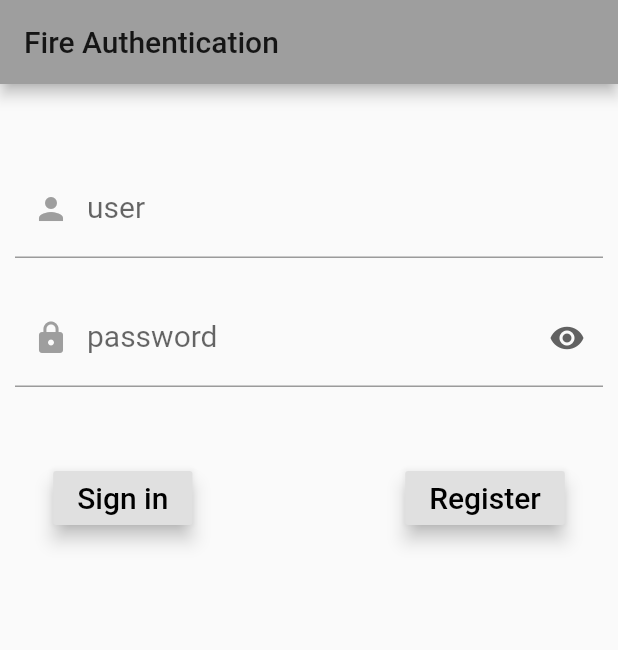
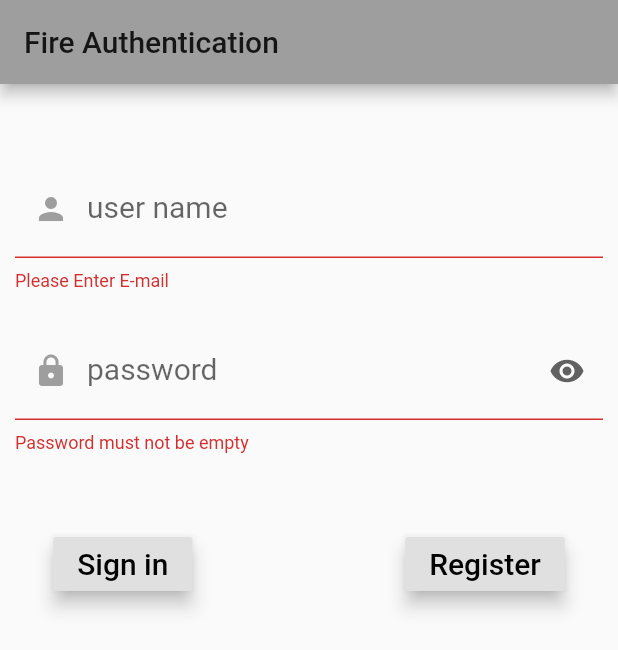
Before and after one commit to AshwaniSharma123/add_firebase_todo, a Flutter app: the screen it shows after launch, after a tap on "Sign in", on a phone screen of 412 x 824 dp. Shown: the top 650 px of the screen. Run offline on Flutter 3.47's test engine with Material 2 defaults, Android fonts, the phone set to English and light mode, and no system bars; our stand-ins replace firebase_auth, firebase_database, google_sign_in, shared_preferences, shimmer, toast; accounts and stored records are empty; network calls fail.

Commit message:
added validate login

```diff
--- a/lib/MyData.dart
+++ b/lib/MyData.dart
@@ -1,4 +1,4 @@
-class myData{
+class MyData{
   String name,message,profession,id;
-  myData(this.name,this.message,this.profession,this.id);
+  MyData(this.name,this.message,this.profession,this.id);
 }
--- a/lib/login.dart
+++ b/lib/login.dart
@@ -10,13 +10,15 @@ class Login extends StatefulWidget {
   @override
   _LoginState createState() => _LoginState();
 }
+
 class _LoginState extends State<Login> {
-
   bool _passwordVisible = true;
+   bool _autoValidate = false;
   final _passwordController = TextEditingController();
   final _emailController = TextEditingController();
   final GoogleSignIn googleSignIn = GoogleSignIn();
   final FirebaseAuth _auth = FirebaseAuth.instance;
+  GlobalKey<FormState> _key = GlobalKey();
   bool isLoggedIn = false;
   bool isProgressVisible = false;
 
@@ -31,7 +33,6 @@ class _LoginState extends State<Login> {
 
   @override
   Widget build(BuildContext context) {
-
     return MaterialApp(
       debugShowCheckedModeBanner: false,
       title: 'fire Auth',
@@ -42,21 +43,27 @@ class _LoginState extends State<Login> {
         appBar: AppBar(
           title: Text('Fire Authentication'),
         ),
-              body:  isProgressVisible ? ShimmerClass() : SingleChildScrollView(
+        body: isProgressVisible
+            ? ShimmerClass()
+            : SingleChildScrollView(
                 child: Container(
-                  child:
-                  Column(
+                  child: Form(
+                    key: _key,
+            autovalidate: _autoValidate,
+                   child: Column(
                     children: <Widget>[
-                      SizedBox(height: 40,),
+                      SizedBox(
+                        height: 40,
+                      ),
                       Padding(
                         padding: EdgeInsets.all(10.0),
-                        child:
-                        TextFormField(
+                        child: TextFormField(
+                          validator: validateEmail,
                           controller: _emailController,
                           cursorColor: Colors.black,
                           decoration: InputDecoration(
                             //   hintText: 'User Name',
-                            labelText: "user",
+                            labelText: "user name",
                             prefixIcon: Icon(
                               Icons.person,
                               color: Colors.grey,
@@ -71,6 +78,7 @@ class _LoginState extends State<Login> {
                       Padding(
                         padding: EdgeInsets.all(10.0),
                         child: TextFormField(
+                          validator: validatePswd,
                           obscureText: _passwordVisible,
                           controller: _passwordController,
                           cursorColor: Colors.black,
@@ -87,15 +95,15 @@ class _LoginState extends State<Login> {
                             suffixIcon: IconButton(
                               icon: Icon(
                                 // Based on passwordVisible state choose the icon
-                                _passwordVisible ? Icons.visibility : Icons
-                                    .visibility_off, color: Theme
-                                  .of(context)
-                                  .primaryColorDark,
+                                _passwordVisible
+                                    ? Icons.visibility
+                                    : Icons.visibility_off,
+                                color: Theme.of(context).primaryColorDark,
                               ),
                               onPressed: () {
                                 // Update the state i.e. toogle the state of passwordVisible variable
                                 setState(() {
-                                  _passwordVisible = ! _passwordVisible;
+                                  _passwordVisible = !_passwordVisible;
                                 });
                               },
                             ),
@@ -106,13 +114,16 @@ class _LoginState extends State<Login> {
                           ),
                         ),
                       ),
-                      SizedBox(height: 40.0,),
+                      SizedBox(
+                        height: 40.0,
+                      ),
                       Row(
                         mainAxisAlignment: MainAxisAlignment.spaceAround,
                         children: <Widget>[
                           RaisedButton(
                               elevation: 5.0,
-                              child: Text('Sign in',
+                              child: Text(
+                                'Sign in',
                                 style: TextStyle(
                                   color: Colors.black,
                                   fontSize: 20.0,
@@ -120,55 +131,66 @@ class _LoginState extends State<Login> {
                               ),
                               splashColor: Colors.pinkAccent,
                               onPressed: () async {
-
+                                setState(() {
+                                        _autoValidate = true;
+                                      });
+                                FocusScope.of(context).unfocus();
                                 try {
-                                  final FirebaseUser user = (await _auth
-                                      .signInWithEmailAndPassword(
+                                  final FirebaseUser user =
+                                      (await _auth.signInWithEmailAndPassword(
                                     email: _emailController.text.toString(),
-                                    password: _passwordController.text
-                                        .toString(),
-                                  )).user;
+                                    password:
+                                        _passwordController.text.toString(),
+                                  ))
+                                          .user;
+                                          // final FirebaseUser currentUser = await  _auth.currentUser();
+                                          // assert(user.uid == currentUser.uid);
                                   var user1 = _auth.currentUser();
                                   user1.then((data) {
                                     // print("$data");
-                                    if (data.uid != null ) {
+                                    if (data.uid != null) {
                                       setState(() {
-                                        isProgressVisible =true;
+                                        isProgressVisible = true;
                                       });
-                                      addStringToSF(data.uid);              //for shared preference
-                                      print(" Email details ----------------->>>>>>>>>> $data");
-                                      Navigator.push(context, MaterialPageRoute(builder: (context) => App()));
-                                    }
-                                    else {
+                                      addStringToSF(
+                                          data.uid); //for shared preference
+                                      print(
+                                          " Email details ----------------->>>>>>>>>> $data");
+                                      Navigator.push(
+                                          context,
+                                          MaterialPageRoute(
+                                              builder: (context) => App()));
+                                    } else {
+
                                       print(
                                           'invalid user ----------------->>>>>>>>  $e');
                                     }
                                   });
                                   // debugPrint("login successfully firebase  ");
-                                }
-                                catch (e) {
+                                } catch (e) {
+
                                   debugPrint(
                                       "login failed firebase ---------------->>>>>>>  $e");
                                 }
-                              }
-                          ),
+                              }),
                           SizedBox(height: 40),
                           RaisedButton(
                               elevation: 5.0,
-                              child: Text('Register',
+                              child: Text(
+                                'Register',
                                 style: TextStyle(
                                   color: Colors.black,
                                   fontSize: 20.0,
-                                ),),
+                                ),
+                              ),
                               splashColor: Colors.green,
                               onPressed: () {
                                 registerUser();
-                              }
-                          ),
+                              }),
                         ],
                       ),
                     ],
-                  ),
+                  )),
                 ),
               ),
       ),
@@ -181,13 +203,15 @@ class _LoginState extends State<Login> {
     final FirebaseUser user = (await _auth.createUserWithEmailAndPassword(
       email: _emailController.text.toString(),
       password: _passwordController.text.toString(),
-    )).user;
+    ))
+        .user;
+        print("jdsakjfbk"+user.toString());
   }
 
   addStringToSF(String user) async {
     SharedPreferences prefs = await SharedPreferences.getInstance();
     prefs.setString('User Name', _emailController.text);
-    prefs.setString('Password',_passwordController.text );
+    prefs.setString('Password', _passwordController.text);
     prefs.setString("userId", user);
     prefs.setBool('isLoggedIn', true);
   }
@@ -197,19 +221,26 @@ class _LoginState extends State<Login> {
       isProgressVisible = true;
     });
     SharedPreferences prefs = await SharedPreferences.getInstance();
-    _emailController.text  = prefs.getString('User Name');
-    _passwordController.text  = prefs.getString('Password');
-    if(prefs.getBool('isLoggedIn') != null){
-      print('logged in ---------------------->>>>>>>>>>>>>>>>>>>>>>${prefs.getBool('isLoggedIn')}');
-      if(prefs.getBool('isLoggedIn')){
+    _emailController.text = prefs.getString('User Name');
+    _passwordController.text = prefs.getString('Password');
+    if (prefs.getBool('isLoggedIn') != null) {
+      print(
+          'logged in ---------------------->>>>>>>>>>>>>>>>>>>>>>${prefs.getBool('isLoggedIn')}');
+      if (prefs.getBool('isLoggedIn')) {
         Navigator.push(
           context,
-          MaterialPageRoute(
-              builder: (context) =>
-                  App()),
+          MaterialPageRoute(builder: (context) => App()),
         );
       }
     }
   }
+    String validateEmail(String value)
+  {
+    return value.length == 0 ? "Please Enter E-mail" : null;
+  }
 
+  String validatePswd(String value)
+  {
+    return value.length == 0 ? "Password must not be empty" : null;
   }
+}
--- a/lib/shimmer.dart
+++ b/lib/shimmer.dart
@@ -5,9 +5,6 @@ class ShimmerClass extends StatelessWidget{
   @override
   Widget build(BuildContext context) {
     return Scaffold(
-//      appBar: AppBar(
-//        title: Text('shimmer'),
-//      ),
       body: Center(
         child: ShimmerList(),
       ),
```
Also changed, not shown: lib/ShowData.dart (+13 -21 lines), lib/loginForm.dart (deleted, +0 -141 lines), lib/validate.dart (+10 -3 lines), pubspec.lock, 3 other files. Lines whose indentation alone changed are shown as unchanged.
